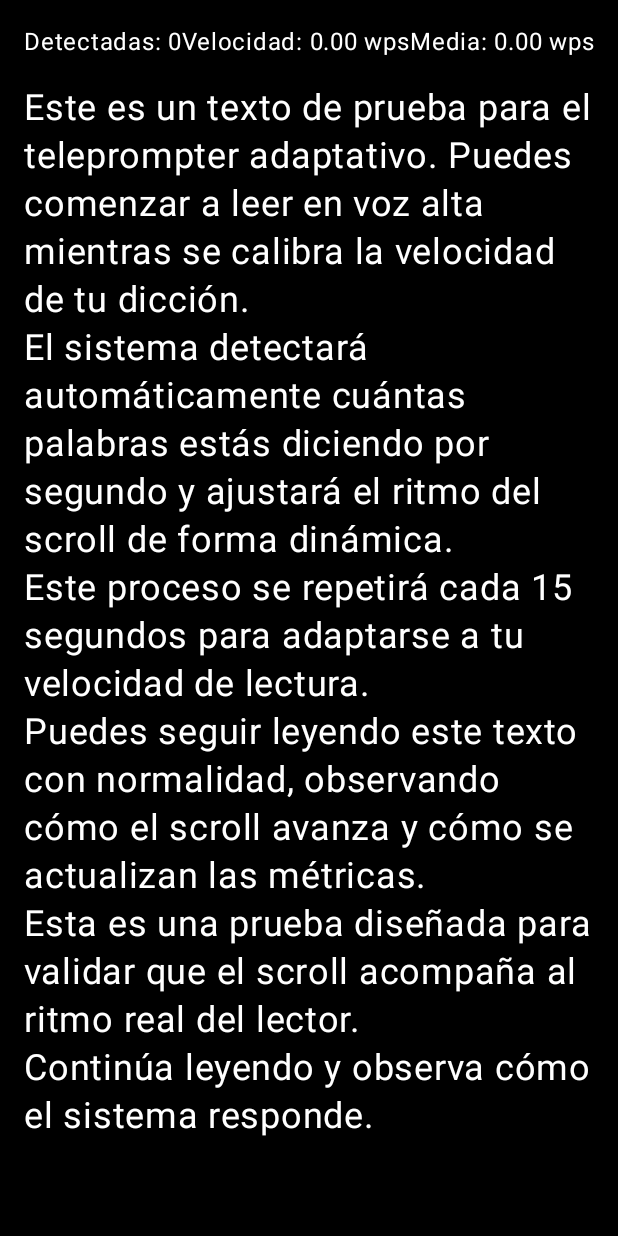
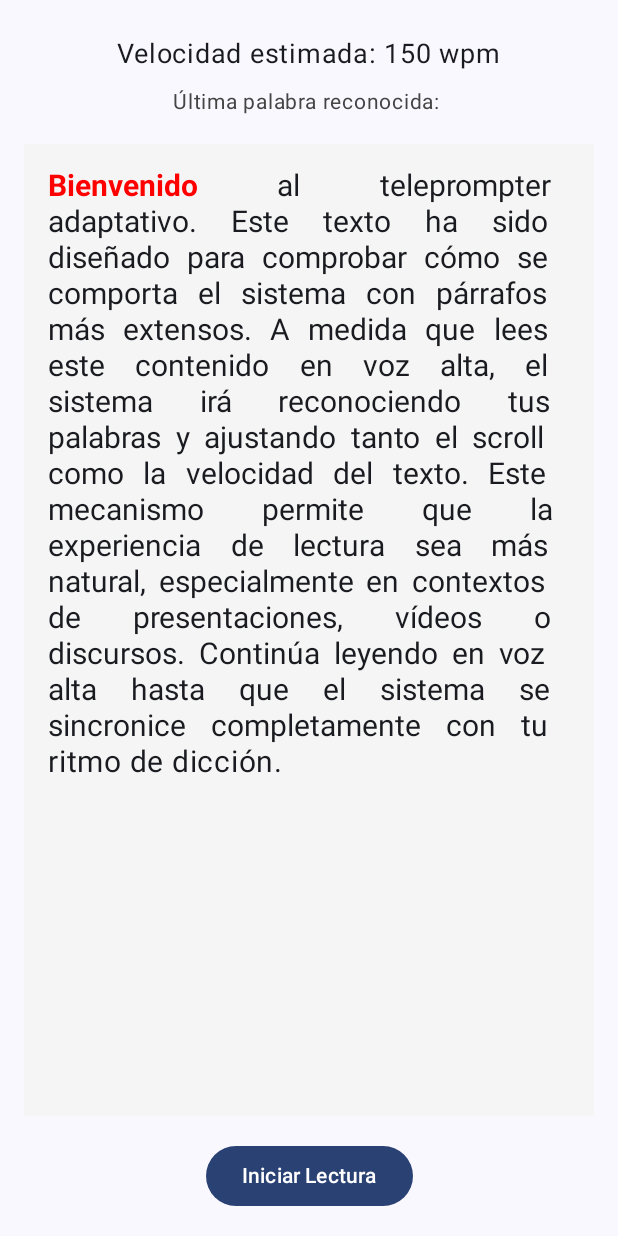
Before and after one commit to borjaGamizMarcos/PromptIQ, an Android app built with Jetpack Compose: the composable AdaptativeScrollTestScreen shown on its own in the app's theme, on a phone screen of 412 x 824 dp. Run offline under Robolectric (Android 15) with nearby library versions, the light colour scheme and no system bars.

Commit message:
Aprox  muy completa de Sincronización

```diff
--- a/app/src/main/java/com/example/promptiq/MainActivity.kt
+++ b/app/src/main/java/com/example/promptiq/MainActivity.kt
@@ -177,7 +177,7 @@ class MainActivity : ComponentActivity() {
                             }
 
                             Screen.ADAPTATIVE->{
-                               AdaptativeScrollTestScreen() }
+                               AdaptativeScrollTestScreen()}
                             }
 
                     }
--- a/app/src/main/java/com/example/promptiq/ui/screens/AdaptativeText.kt
+++ b/app/src/main/java/com/example/promptiq/ui/screens/AdaptativeText.kt
@@ -4,8 +4,6 @@ import android.Manifest
 import android.content.Context
 import android.content.Intent
 import android.os.Bundle
-import android.os.Handler
-import android.os.Looper
 import android.speech.RecognitionListener
 import android.speech.RecognizerIntent
 import android.speech.SpeechRecognizer
@@ -13,113 +11,126 @@ import androidx.compose.foundation.background
 import androidx.compose.foundation.layout.*
 import androidx.compose.foundation.rememberScrollState
 import androidx.compose.foundation.verticalScroll
-import androidx.compose.material3.*
+import androidx.compose.material3.Button
+import androidx.compose.material3.Text
 import androidx.compose.runtime.*
 import androidx.compose.ui.Alignment
 import androidx.compose.ui.Modifier
 import androidx.compose.ui.graphics.Color
 import androidx.compose.ui.platform.LocalContext
+import androidx.compose.ui.text.SpanStyle
+import androidx.compose.ui.text.buildAnnotatedString
+import androidx.compose.ui.text.withStyle
 import androidx.compose.ui.text.font.FontWeight
+import androidx.compose.ui.text.style.TextAlign
 import androidx.compose.ui.unit.dp
 import androidx.compose.ui.unit.sp
 import androidx.core.app.ActivityCompat
 import kotlinx.coroutines.delay
-import java.util.*
+import kotlinx.coroutines.launch
+import kotlin.math.roundToInt
 
 @Composable
 fun AdaptativeScrollTestScreen() {
     val context = LocalContext.current
+    val coroutineScope = rememberCoroutineScope()
+
     val fullText = remember {
-        """
-            Este es un texto de prueba para el teleprompter adaptativo. Puedes comenzar a leer en voz alta mientras se calibra la velocidad de tu dicción.
-            El sistema detectará automáticamente cuántas palabras estás diciendo por segundo y ajustará el ritmo del scroll de forma dinámica.
-            Este proceso se repetirá cada 15 segundos para adaptarse a tu velocidad de lectura.
-            Puedes seguir leyendo este texto con normalidad, observando cómo el scroll avanza y cómo se actualizan las métricas.
-            Esta es una prueba diseñada para validar que el scroll acompaña al ritmo real del lector.
-            Continúa leyendo y observa cómo el sistema responde.
-        """.trimIndent()
+        """Bienvenido al teleprompter adaptativo. Este texto ha sido diseñado para comprobar cómo se comporta el sistema con párrafos más extensos. A medida que lees este contenido en voz alta, el sistema irá reconociendo tus palabras y ajustando tanto el scroll como la velocidad del texto. Este mecanismo permite que la experiencia de lectura sea más natural, especialmente en contextos de presentaciones, vídeos o discursos. Continúa leyendo en voz alta hasta que el sistema se sincronice completamente con tu ritmo de dicción."""
+            .split(" ")
     }
 
-    var detectedWords by remember { mutableStateOf(0) }
-    var wps by remember { mutableStateOf(0f) }
-    var avgWps by remember { mutableStateOf(0f) }
-    var scrollOffset by remember { mutableStateOf(0f) }
+    var recognizedWords by remember { mutableStateOf(listOf<String>()) }
+    var isListening by remember { mutableStateOf(false) }
+    var isCalibrating by remember { mutableStateOf(false) }
+    var wpm by remember { mutableStateOf(150) }
+    var scrollIndex by remember { mutableStateOf(0) }
     val scrollState = rememberScrollState()
-    val handler = remember { Handler(Looper.getMainLooper()) }
+    var isCalibrated by remember { mutableStateOf(false) }
+    var recognizer: SpeechRecognizer? = remember { null }
+    var lastRecognizedWord by remember { mutableStateOf("") }
 
-    LaunchedEffect(Unit) {
-        ActivityCompat.requestPermissions(
-            (context as android.app.Activity),
-            arrayOf(Manifest.permission.RECORD_AUDIO),
-            1
-        )
-
-        delay(1000)
-
-        val speechRecognizer = SpeechRecognizer.createSpeechRecognizer(context)
-        val intent = Intent(RecognizerIntent.ACTION_RECOGNIZE_SPEECH)
-        intent.putExtra(RecognizerIntent.EXTRA_LANGUAGE_MODEL, RecognizerIntent.LANGUAGE_MODEL_FREE_FORM)
-        intent.putExtra(RecognizerIntent.EXTRA_PARTIAL_RESULTS, true)
-
-
-        var wordsSum = 0
-        var intervals = 0
-
-        val listener = object : RecognitionListener {
-            override fun onResults(results: Bundle?) {
-                val matches = results?.getStringArrayList(SpeechRecognizer.RESULTS_RECOGNITION)
-                val words = matches?.joinToString(" ")?.split(" ")?.filter { it.isNotBlank() } ?: emptyList()
-                detectedWords += words.size
-                wordsSum += words.size
-                intervals++
-                wps = words.size / 5f
-                avgWps = wordsSum / (intervals * 5f)
-                scrollOffset += wps * 60f
+    val displayedText = buildAnnotatedString {
+        fullText.forEachIndexed { index, word ->
+            when {
+                index < scrollIndex -> withStyle(style = SpanStyle(color = Color.Gray)) { append("$word ") }
+                index == scrollIndex -> withStyle(style = SpanStyle(color = Color.Red, fontWeight = FontWeight.Bold)) { append("$word ") }
+                else -> append("$word ")
             }
-            override fun onReadyForSpeech(params: Bundle?) {}
-            override fun onBeginningOfSpeech() {}
-            override fun onRmsChanged(rmsdB: Float) {}
-            override fun onBufferReceived(buffer: ByteArray?) {}
-            override fun onEndOfSpeech() {}
-            override fun onError(error: Int) {}
-            override fun onPartialResults(partialResults: Bundle?) {}
-            override fun onEvent(eventType: Int, params: Bundle?) {}
-        }
-
-        speechRecognizer.setRecognitionListener(listener)
-
-        // Calibración inicial 5 segundos
-        speechRecognizer.startListening(intent)
-        delay(5000)
-        speechRecognizer.stopListening()
-
-        // Scroll y actualizaciones cada 15 s
-        while (true) {
-            delay(15000)
-            speechRecognizer.startListening(intent)
-            delay(5000)
-            speechRecognizer.stopListening()
         }
     }
 
-    LaunchedEffect(scrollOffset) {
-        scrollState.animateScrollTo(scrollOffset.toInt())
+    suspend fun adaptiveScroll() {
+        var lastRecalcTime = System.currentTimeMillis()
+        var lastRecognizedIndex = 0
+
+        while (scrollIndex < fullText.size) {
+            scrollIndex++
+            scrollState.animateScrollTo(scrollIndex * 30)
+            delay((60000 / wpm).toLong())
+
+            val now = System.currentTimeMillis()
+            if (now - lastRecalcTime >= 15000) {
+                val newRecognizedWords = recognizedWords.drop(lastRecognizedIndex)
+                if (newRecognizedWords.size >= 5) {
+                    val elapsedSeconds = (now - lastRecalcTime) / 1000f
+                    val newWps = newRecognizedWords.size / elapsedSeconds
+                    val newWpm = (newWps * 60).roundToInt().coerceIn(80, 1000)
+                    if (newWpm != wpm) {
+                        wpm = newWpm
+                        val lastWordSpoken = newRecognizedWords.last()
+                        lastRecognizedWord = lastWordSpoken
+                        val matchIndex = fullText.indexOfLast { it.equals(lastWordSpoken, ignoreCase = true) }
+                        if (matchIndex != -1 && matchIndex > scrollIndex) {
+                            scrollIndex = matchIndex + 1
+                            scrollState.animateScrollTo(scrollIndex * 30)
+                        }
+                    }
+                }
+                lastRecognizedIndex = recognizedWords.size
+                lastRecalcTime = now
+            }
+        }
+    }
+
+    fun startContinuousRecognition() {
+        val intent = Intent(RecognizerIntent.ACTION_RECOGNIZE_SPEECH).apply {
+            putExtra(RecognizerIntent.EXTRA_LANGUAGE_MODEL, RecognizerIntent.LANGUAGE_MODEL_FREE_FORM)
+            putExtra(RecognizerIntent.EXTRA_PARTIAL_RESULTS, true)
+        }
+
+        recognizer?.setRecognitionListener(object : RecognitionListener {
+            override fun onResults(results: Bundle?) {
+                results?.getStringArrayList(SpeechRecognizer.RESULTS_RECOGNITION)?.let {
+                    recognizedWords = recognizedWords + it.joinToString(" ").split(" ")
+                }
+                recognizer?.startListening(intent)
+            }
+
+            override fun onPartialResults(partialResults: Bundle?) {
+                partialResults?.getStringArrayList(SpeechRecognizer.RESULTS_RECOGNITION)?.let {
+                    recognizedWords = recognizedWords + it.joinToString(" ").split(" ")
+                }
+            }
+
+            override fun onBeginningOfSpeech() {}
+            override fun onBufferReceived(p0: ByteArray?) {}
+            override fun onEndOfSpeech() {}
+            override fun onError(p0: Int) { recognizer?.startListening(intent) }
+            override fun onEvent(p0: Int, p1: Bundle?) {}
+            override fun onReadyForSpeech(p0: Bundle?) {}
+            override fun onRmsChanged(p0: Float) {}
+        })
+
+        recognizer?.startListening(intent)
     }
 
     Column(
-        modifier = Modifier
-            .fillMaxSize()
-            .background(Color.Black)
-            .padding(16.dp)
+        modifier = Modifier.fillMaxSize().padding(16.dp),
+        horizontalAlignment = Alignment.CenterHorizontally
     ) {
-        Row(
-            modifier = Modifier.fillMaxWidth(),
-            horizontalArrangement = Arrangement.SpaceBetween
-        ) {
-            Text("Detectadas: $detectedWords", color = Color.White)
-            Text("Velocidad: ${"%.2f".format(wps)} wps", color = Color.White)
-            Text("Media: ${"%.2f".format(avgWps)} wps", color = Color.White)
-        }
+        Text("Velocidad estimada: $wpm wpm", fontSize = 18.sp, modifier = Modifier.padding(8.dp))
+        Text("Última palabra reconocida: $lastRecognizedWord", fontSize = 14.sp, color = Color.DarkGray)
 
         Spacer(modifier = Modifier.height(16.dp))
 
@@ -127,14 +138,62 @@ fun AdaptativeScrollTestScreen() {
             modifier = Modifier
                 .weight(1f)
                 .verticalScroll(scrollState)
+                .background(Color(0xFFF5F5F5))
+                .padding(16.dp)
         ) {
             Text(
-                text = fullText,
-                fontSize = 24.sp,
-                lineHeight = 32.sp,
-                fontWeight = FontWeight.Normal,
-                color = Color.White
+                text = displayedText,
+                fontSize = 20.sp,
+                textAlign = TextAlign.Justify
             )
         }
+
+        Spacer(modifier = Modifier.height(16.dp))
+
+        Button(onClick = {
+            if (!isListening) {
+                isListening = true
+                isCalibrating = true
+                recognizedWords = listOf()
+                scrollIndex = 0
+                isCalibrated = false
+
+                recognizer = SpeechRecognizer.createSpeechRecognizer(context)
+                startContinuousRecognition()
+
+                coroutineScope.launch {
+                    val initialDelay = (60000 / wpm).toLong()
+                    val startTime = System.currentTimeMillis()
+
+                    while (System.currentTimeMillis() - startTime < 5000) {
+                        delay(initialDelay)
+                        if (scrollIndex < fullText.size) {
+                            scrollIndex++
+                            scrollState.animateScrollTo(scrollIndex * 30)
+                        }
+                    }
+
+                    isCalibrating = false
+                    isCalibrated = true
+
+                    val elapsedSeconds = 5f
+                    val wordsSpoken = recognizedWords.size
+                    val wps = if (wordsSpoken > 0) wordsSpoken / elapsedSeconds else 2f
+                    wpm = (wps * 60).roundToInt().coerceIn(80, 1000)
+
+                    launch { adaptiveScroll() }
+                }
+            }
+        }) {
+            Text(if (!isListening) "Iniciar Lectura" else if (isCalibrating) "Calibrando..." else "Reconociendo...")
+        }
+    }
+
+    LaunchedEffect(Unit) {
+        ActivityCompat.requestPermissions(
+            context as android.app.Activity,
+            arrayOf(Manifest.permission.RECORD_AUDIO),
+            123
+        )
     }
 }
```
